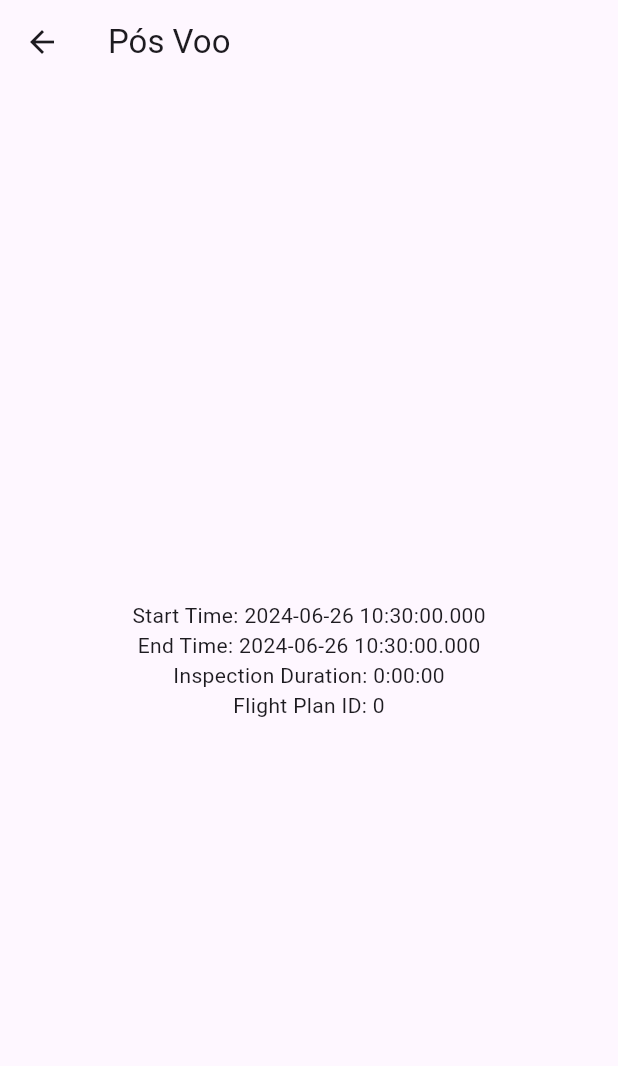
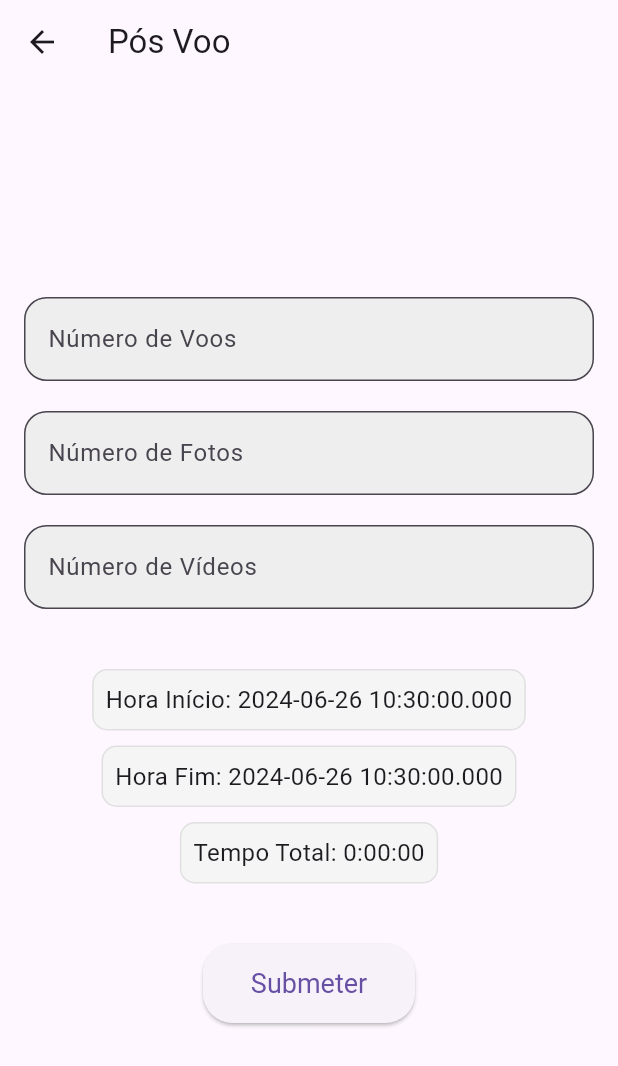
Before and after one commit to JoaoAbrantes977/ProjetoFinalFlutter, a Flutter app: the PosVooPage screen opened directly with empty values, on a phone screen of 412 x 824 dp. Shown: the top 1066 px of the screen. Run offline on Flutter 3.47's test engine with Material 3 defaults, Android fonts, the phone set to English and light mode, and no system bars; our stand-ins replace image_picker.

Commit message:
process-info.dart and some updates

```diff
--- a/lib/inspection/details-project.dart
+++ b/lib/inspection/details-project.dart
@@ -179,3 +179,7 @@ class _InspectionDetailsPageState extends State<InspectionDetailsPage> {
     );
   }
 }
+// para um determinado utilizador quero saber o numero de inspeçoes esse numero
+// depois por cada um cria um retangulo, dentro do retangulo tenho uma top bar com o
+// plano_voo, pos_voo e process_voo, onde o id da inspeçao esta nesse plano_de voo e depois
+// os restantes inner joins com as outras tabelas
--- a/lib/inspection/pos-voo.dart
+++ b/lib/inspection/pos-voo.dart
@@ -1,4 +1,7 @@
 import 'package:flutter/material.dart';
+import 'package:http/http.dart' as http;
+import 'dart:convert';
+import 'process-info.dart';
 
 class PosVooPage extends StatelessWidget {
   final DateTime startTime;
@@ -13,6 +16,11 @@ class PosVooPage extends StatelessWidget {
     required this.flightPlanId,
   });
 
+  final TextEditingController numVoosController = TextEditingController();
+  final TextEditingController numFotosController = TextEditingController();
+  final TextEditingController numVideosController = TextEditingController();
+  final _formKey = GlobalKey<FormState>();
+
   @override
   Widget build(BuildContext context) {
     return Scaffold(
@@ -20,15 +28,106 @@ class PosVooPage extends StatelessWidget {
         title: const Text('Pós Voo'),
       ),
       body: Center(
-        child: Column(
-          mainAxisAlignment: MainAxisAlignment.center,
-          children: [
-            Text('Start Time: ${startTime.toLocal()}'),
-            Text('End Time: ${endTime.toLocal()}'),
-            Text('Inspection Duration: ${_formatDuration(inspectionDuration)}'),
-            Text('Flight Plan ID: $flightPlanId'),
-          ],
+        child: SingleChildScrollView(
+          padding: const EdgeInsets.all(16.0),
+          child: Form(
+            key: _formKey,
+            child: Column(
+              mainAxisAlignment: MainAxisAlignment.center,
+              children: [
+                _buildTextField(
+                  controller: numVoosController,
+                  labelText: 'Número de Voos',
+                  validator: (value) {
+                    if (value == null || value.isEmpty) {
+                      return 'Por favor, insira o número de voos';
+                    }
+                    return null;
+                  },
+                ),
+                SizedBox(height: 20),
+                _buildTextField(
+                  controller: numFotosController,
+                  labelText: 'Número de Fotos',
+                  validator: (value) {
+                    if (value == null || value.isEmpty) {
+                      return 'Por favor, insira o número de fotos';
+                    }
+                    return null;
+                  },
+                ),
+                SizedBox(height: 20),
+                _buildTextField(
+                  controller: numVideosController,
+                  labelText: 'Número de Vídeos',
+                  validator: (value) {
+                    if (value == null || value.isEmpty) {
+                      return 'Por favor, insira o número de vídeos';
+                    }
+                    return null;
+                  },
+                ),
+                SizedBox(height: 40),
+                _buildInfoText('Hora Início: ${startTime.toLocal()}'),
+                SizedBox(height: 10),
+                _buildInfoText('Hora Fim: ${endTime.toLocal()}'),
+                SizedBox(height: 10),
+                _buildInfoText('Tempo Total: ${_formatDuration(inspectionDuration)}'),
+                SizedBox(height: 40),
+                ElevatedButton(
+                  onPressed: () {
+                    if (_formKey.currentState!.validate()) {
+                      _submitForm(context);
+                    }
+                  },
+                  style: ElevatedButton.styleFrom(
+                    padding: const EdgeInsets.symmetric(horizontal: 32, vertical: 16),
+                    shape: RoundedRectangleBorder(
+                      borderRadius: BorderRadius.circular(20),
+                    ),
+                    textStyle: const TextStyle(fontSize: 18),
+                  ),
+                  child: const Text('Submeter'),
+                ),
+              ],
+            ),
+          ),
         ),
+      ),
+    );
+  }
+
+  Widget _buildTextField({
+    required TextEditingController controller,
+    required String labelText,
+    required String? Function(String?) validator,
+  }) {
+    return TextFormField(
+      controller: controller,
+      decoration: InputDecoration(
+        labelText: labelText,
+        border: OutlineInputBorder(
+          borderRadius: BorderRadius.circular(15),
+        ),
+        filled: true,
+        fillColor: Colors.grey[200],
+      ),
+      keyboardType: TextInputType.number,
+      validator: validator,
+    );
+  }
+
+  Widget _buildInfoText(String text) {
+    return Container(
+      padding: const EdgeInsets.all(8.0),
+      decoration: BoxDecoration(
+        color: Colors.grey[100],
+        borderRadius: BorderRadius.circular(10),
+        border: Border.all(color: Colors.grey[300]!),
+      ),
+      child: Text(
+        text,
+        style: const TextStyle(fontSize: 16),
       ),
     );
   }
@@ -44,4 +143,42 @@ class PosVooPage extends StatelessWidget {
 
     return "${duration.inHours}:$twoDigitMinutes:$twoDigitSeconds";
   }
+
+  void _submitForm(BuildContext context) async {
+    final numVoos = int.tryParse(numVoosController.text) ?? 0;
+    final numFotos = int.tryParse(numFotosController.text) ?? 0;
+    final numVideos = int.tryParse(numVideosController.text) ?? 0;
+    final horaInicio = startTime.toLocal().toIso8601String().substring(11, 19);
+    final horaFim = endTime.toLocal().toIso8601String().substring(11, 19);
+    final tempoTotal = _formatDuration(inspectionDuration);
+
+    final url = Uri.parse('http://10.0.2.2:3000/afterFlight/create');
+    final response = await http.post(
+      url,
+      headers: <String, String>{
+        'Content-Type': 'application/json; charset=UTF-8',
+      },
+      body: jsonEncode(<String, dynamic>{
+        'num_voos': numVoos,
+        'hora_inicio': horaInicio,
+        'hora_fim': horaFim,
+        'tempo_total': tempoTotal,
+        'num_fotos': numFotos,
+        'num_videos': numVideos,
+        'id_plano': flightPlanId,
+      }),
+    );
+
+    if (response.statusCode == 200) {
+      final responseData = jsonDecode(response.body);
+      final insertedId = responseData['insertedId'];
+
+      Navigator.push(
+        context,
+        MaterialPageRoute(builder: (context) => ProcessInfoPage(afterFlightId: insertedId)),
+      );
+    } else {
+      print('Failed to submit form');
+    }
+  }
 }
--- a/lib/inspection/voo.dart
+++ b/lib/inspection/voo.dart
@@ -23,7 +23,7 @@ class _VooPageState extends State<VooPage> {
   Widget build(BuildContext context) {
     return Scaffold(
       appBar: AppBar(
-        title: Text('Voo de Inspeção'),
+        title: const Text('Voo de Inspeção'),
       ),
       body: Column(
         mainAxisAlignment: MainAxisAlignment.center,
@@ -36,7 +36,7 @@ class _VooPageState extends State<VooPage> {
               fit: BoxFit.contain,
             ),
           ),
-          SizedBox(height: 20),
+          const SizedBox(height: 20),
           ElevatedButton(
             onPressed: () {
               setState(() {
```
Also changed, not shown: lib/inspection/process-info.dart (added, +325 -0 lines).
